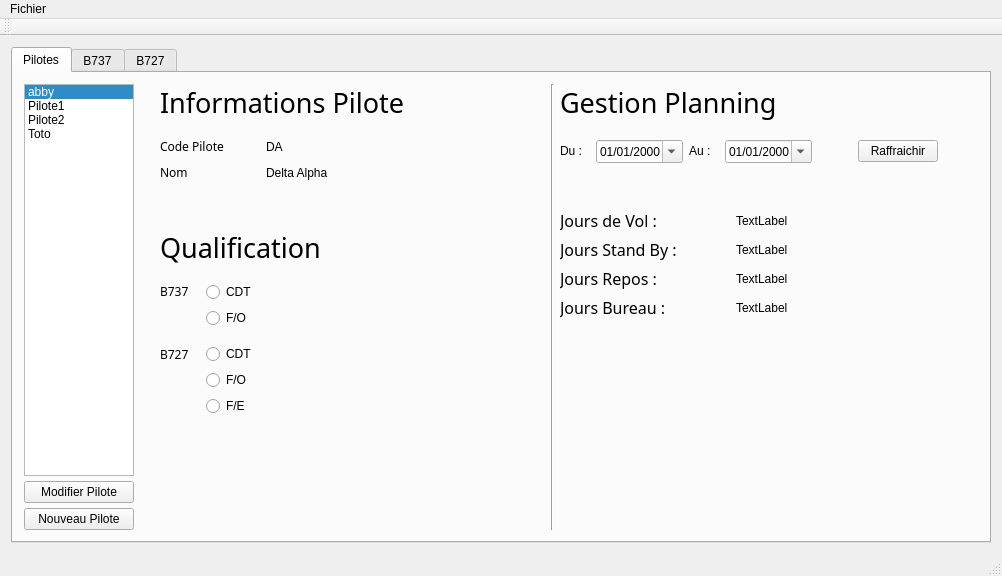
ViryBe/crispy_chainsaw, file crispy_chainsaw/mainwindow.ui: the form before one commit.
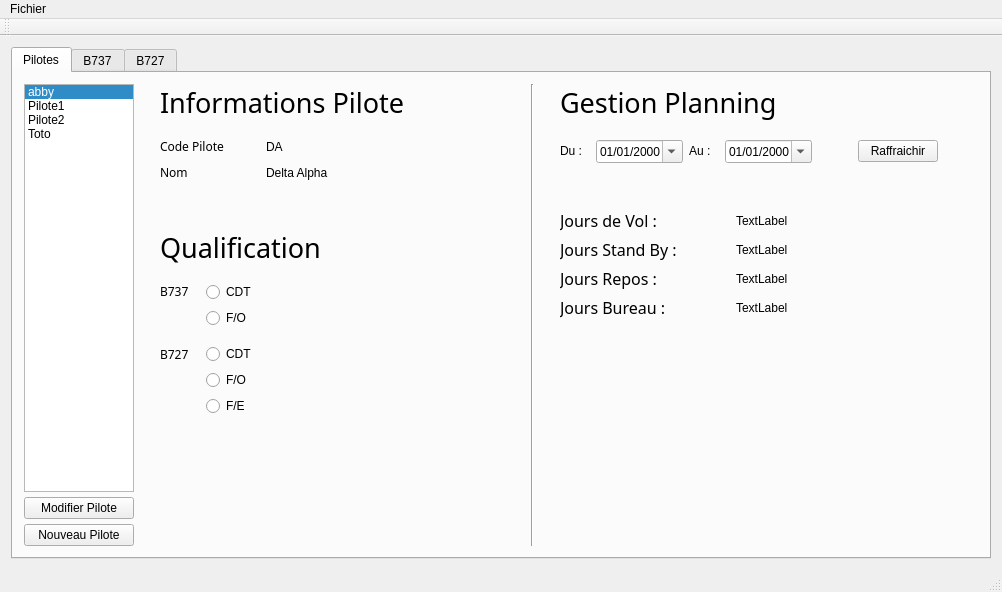
The form after the commit.

Diff of the .ui file:
```diff
--- a/crispy_chainsaw/mainwindow.ui
+++ b/crispy_chainsaw/mainwindow.ui
@@ -7,7 +7,7 @@
     <x>0</x>
     <y>0</y>
     <width>1002</width>
-    <height>576</height>
+    <height>592</height>
    </rect>
   </property>
   <property name="windowTitle">
@@ -580,6 +580,9 @@
         </item>
         <item>
          <layout class="QVBoxLayout" name="verticalLayout_5">
+          <property name="leftMargin">
+           <number>20</number>
+          </property>
           <item>
            <widget class="QLabel" name="label">
             <property name="sizePolicy">
```
Left out of the diff: 2 changed lines with no effect on the pictures.
